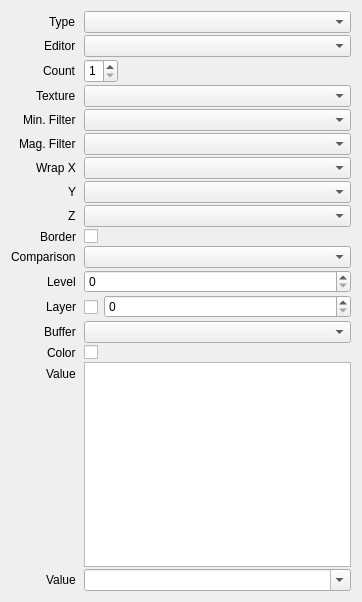
Qt form src/session/BindingProperties.ui (houmain/gpupad) before a commit.
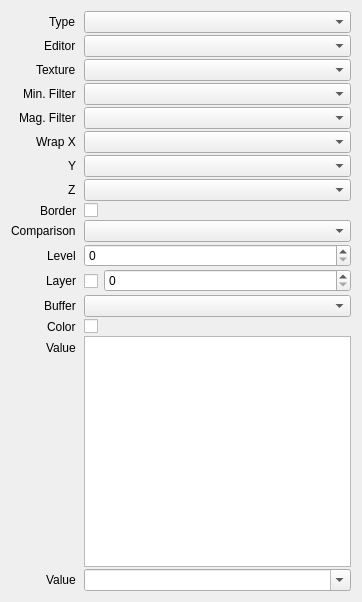
The same form after that commit. Custom widgets are drawn as their Qt base class.

Commit message: Bindings for arrays removed

Patch:
```diff
--- a/src/session/BindingProperties.ui
+++ b/src/session/BindingProperties.ui
@@ -62,194 +62,103 @@
       <widget class="DataComboBox" name="editor"/>
      </item>
      <item row="2" column="0">
-      <widget class="QLabel" name="labelCount">
-       <property name="text">
-        <string>Count</string>
-       </property>
-      </widget>
-     </item>
-     <item row="2" column="1">
-      <widget class="QWidget" name="widgetCount" native="true">
-       <layout class="QHBoxLayout" name="horizontalLayout">
-        <property name="spacing">
-         <number>5</number>
-        </property>
-        <property name="leftMargin">
-         <number>0</number>
-        </property>
-        <property name="topMargin">
-         <number>0</number>
-        </property>
-        <property name="rightMargin">
-         <number>0</number>
-        </property>
-        <property name="bottomMargin">
-         <number>0</number>
-        </property>
-        <item>
-         <widget class="QSpinBox" name="count">
-          <property name="minimumSize">
-           <size>
-            <width>0</width>
-            <height>24</height>
-           </size>
-          </property>
-          <property name="maximumSize">
-           <size>
-            <width>16777215</width>
-            <height>24</height>
-           </size>
-          </property>
-          <property name="minimum">
-           <number>1</number>
-          </property>
-          <property name="maximum">
-           <number>8</number>
-          </property>
-         </widget>
-        </item>
-        <item>
-         <widget class="QTabWidget" name="index">
-          <property name="sizePolicy">
-           <sizepolicy hsizetype="Expanding" vsizetype="Fixed">
-            <horstretch>1</horstretch>
-            <verstretch>0</verstretch>
-           </sizepolicy>
-          </property>
-          <property name="minimumSize">
-           <size>
-            <width>70</width>
-            <height>24</height>
-           </size>
-          </property>
-          <property name="maximumSize">
-           <size>
-            <width>16777215</width>
-            <height>24</height>
-           </size>
-          </property>
-          <property name="styleSheet">
-           <string notr="true">QTabWidget::pane { border: none; }</string>
-          </property>
-         </widget>
-        </item>
-        <item>
-         <spacer name="horizontalSpacer">
-          <property name="orientation">
-           <enum>Qt::Horizontal</enum>
-          </property>
-          <property name="sizeType">
-           <enum>QSizePolicy::Expanding</enum>
-          </property>
-          <property name="sizeHint" stdset="0">
-           <size>
-            <width>1</width>
-            <height>0</height>
-           </size>
-          </property>
-         </spacer>
-        </item>
-       </layout>
-      </widget>
-     </item>
-     <item row="3" column="0">
       <widget class="QLabel" name="labelTexture">
        <property name="text">
         <string>Texture</string>
        </property>
       </widget>
      </item>
-     <item row="3" column="1">
+     <item row="2" column="1">
       <widget class="ReferenceComboBox" name="texture"/>
      </item>
-     <item row="4" column="0">
+     <item row="3" column="0">
       <widget class="QLabel" name="labelMinFilter">
        <property name="text">
         <string>Min. Filter</string>
        </property>
       </widget>
      </item>
-     <item row="4" column="1">
+     <item row="3" column="1">
       <widget class="DataComboBox" name="minFilter"/>
      </item>
-     <item row="5" column="0">
+     <item row="4" column="0">
       <widget class="QLabel" name="labelMagFilter">
        <property name="text">
         <string>Mag. Filter</string>
        </property>
       </widget>
      </item>
-     <item row="5" column="1">
+     <item row="4" column="1">
       <widget class="DataComboBox" name="magFilter"/>
      </item>
-     <item row="6" column="0">
+     <item row="5" column="0">
       <widget class="QLabel" name="labelWrapModeX">
        <property name="text">
         <string>Wrap X</string>
        </property>
       </widget>
      </item>
-     <item row="6" column="1">
+     <item row="5" column="1">
       <widget class="DataComboBox" name="wrapModeX"/>
      </item>
-     <item row="7" column="0">
+     <item row="6" column="0">
       <widget class="QLabel" name="labelWrapModeY">
        <property name="text">
         <string>Y</string>
        </property>
       </widget>
      </item>
-     <item row="7" column="1">
+     <item row="6" column="1">
       <widget class="DataComboBox" name="wrapModeY"/>
      </item>
-     <item row="8" column="0">
+     <item row="7" column="0">
       <widget class="QLabel" name="labelWrapModeZ">
        <property name="text">
         <string>Z</string>
        </property>
       </widget>
      </item>
-     <item row="8" column="1">
+     <item row="7" column="1">
       <widget class="DataComboBox" name="wrapModeZ"/>
      </item>
-     <item row="9" column="0">
+     <item row="8" column="0">
       <widget class="QLabel" name="labelBorderColor">
        <property name="text">
         <string>Border</string>
        </property>
       </widget>
      </item>
-     <item row="9" column="1">
+     <item row="8" column="1">
       <widget class="ColorPicker" name="borderColor"/>
      </item>
-     <item row="10" column="0">
+     <item row="9" column="0">
       <widget class="QLabel" name="labelComparisonFunc">
        <property name="text">
         <string>Comparison</string>
        </property>
       </widget>
      </item>
-     <item row="10" column="1">
+     <item row="9" column="1">
       <widget class="DataComboBox" name="comparisonFunc"/>
      </item>
-     <item row="11" column="0">
+     <item row="10" column="0">
       <widget class="QLabel" name="labelLevel">
        <property name="text">
         <string>Level</string>
        </property>
       </widget>
      </item>
-     <item row="11" column="1">
+     <item row="10" column="1">
       <widget class="QSpinBox" name="level"/>
      </item>
-     <item row="12" column="0">
+     <item row="11" column="0">
       <widget class="QLabel" name="labelLayer">
        <property name="text">
         <string>Layer</string>
        </property>
       </widget>
      </item>
-     <item row="12" column="1">
+     <item row="11" column="1">
       <widget class="QWidget" name="layerWidget" native="true">
        <layout class="QHBoxLayout" name="horizontalLayout_2">
         <property name="leftMargin">
@@ -290,34 +199,34 @@
        </layout>
       </widget>
      </item>
-     <item row="13" column="0">
+     <item row="12" column="0">
       <widget class="QLabel" name="labelBuffer">
        <property name="text">
         <string>Buffer</string>
        </property>
       </widget>
      </item>
-     <item row="13" column="1">
+     <item row="12" column="1">
       <widget class="ReferenceComboBox" name="buffer"/>
      </item>
-     <item row="14" column="0">
+     <item row="13" column="0">
       <widget class="QLabel" name="labelColor">
        <property name="text">
         <string>Color</string>
        </property>
       </widget>
      </item>
-     <item row="14" column="1">
+     <item row="13" column="1">
       <widget class="ColorPicker" name="color"/>
      </item>
-     <item row="15" column="0">
+     <item row="14" column="0">
       <widget class="QLabel" name="labelExpressions">
        <property name="text">
         <string>Value</string>
        </property>
       </widget>
      </item>
-     <item row="15" column="1">
+     <item row="14" column="1">
       <widget class="ExpressionMatrix" name="expressions">
        <property name="verticalScrollBarPolicy">
         <enum>Qt::ScrollBarAlwaysOff</enum>
```
Left out of the diff: 16 changed lines with no effect on the pictures. The commit also changes 22 other files.
